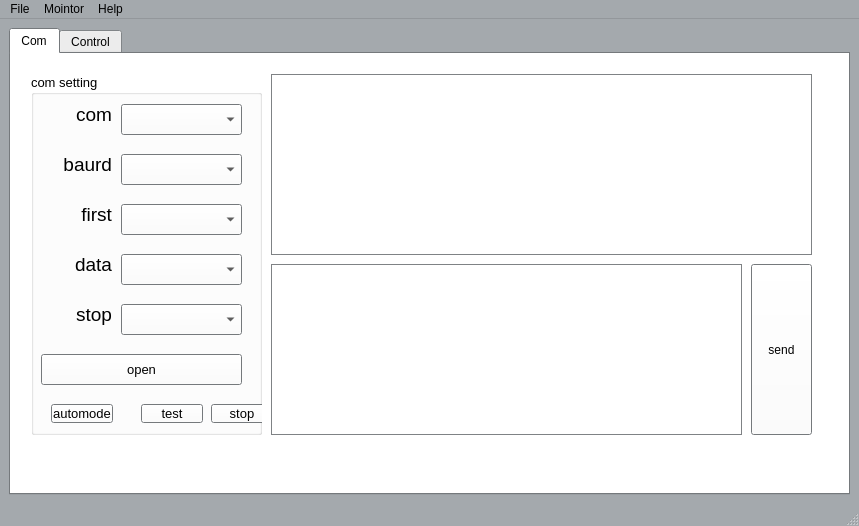
Qt form core/mainwindow.ui (kmolLin/Pyquino) before a commit.
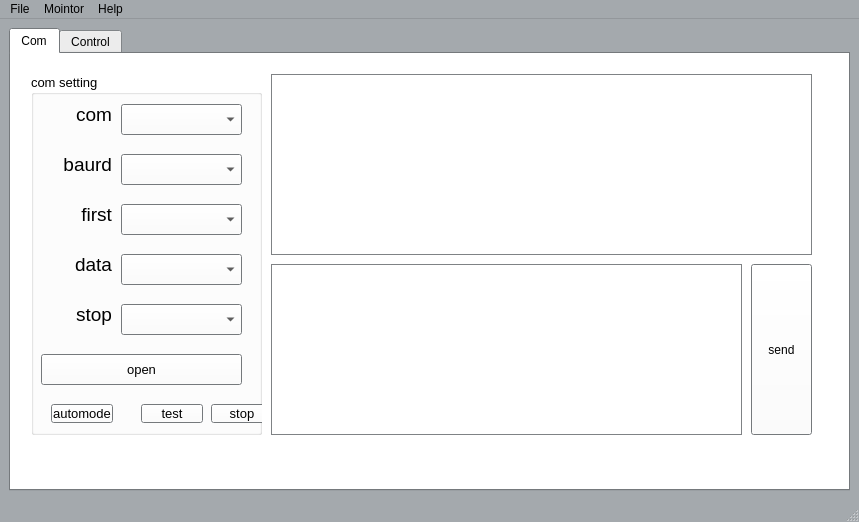
The same form after that commit. Icons and pictures are not drawn.

```diff
--- a/core/mainwindow.ui
+++ b/core/mainwindow.ui
@@ -7,7 +7,7 @@
     <x>0</x>
     <y>0</y>
     <width>859</width>
-    <height>526</height>
+    <height>522</height>
    </rect>
   </property>
   <property name="palette">
```
Left out of the diff: 14 changed lines with no effect on the pictures.
